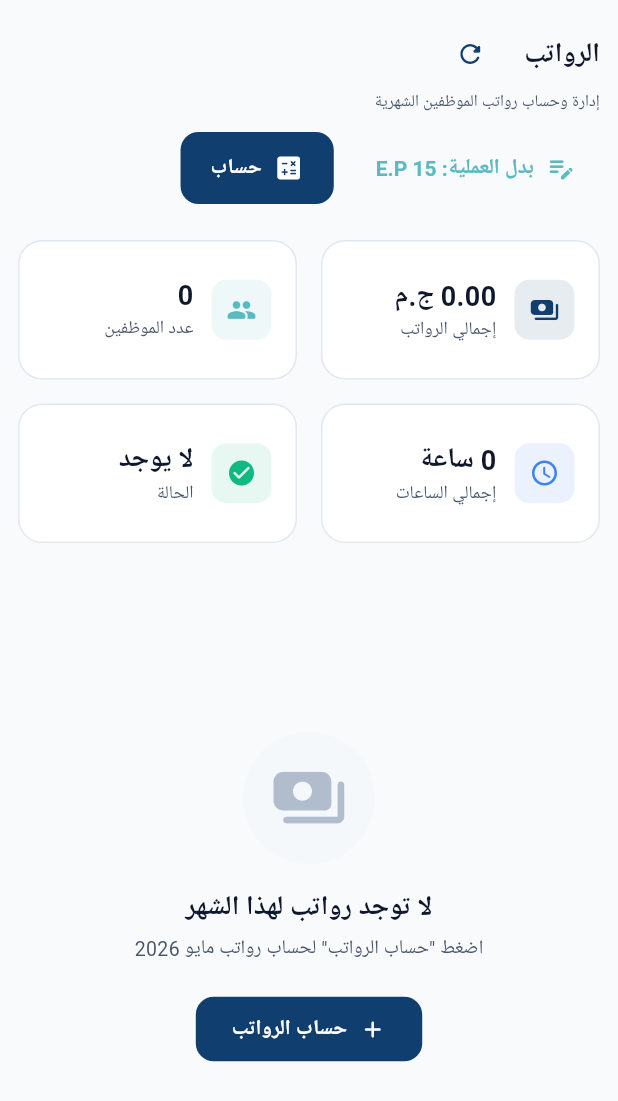
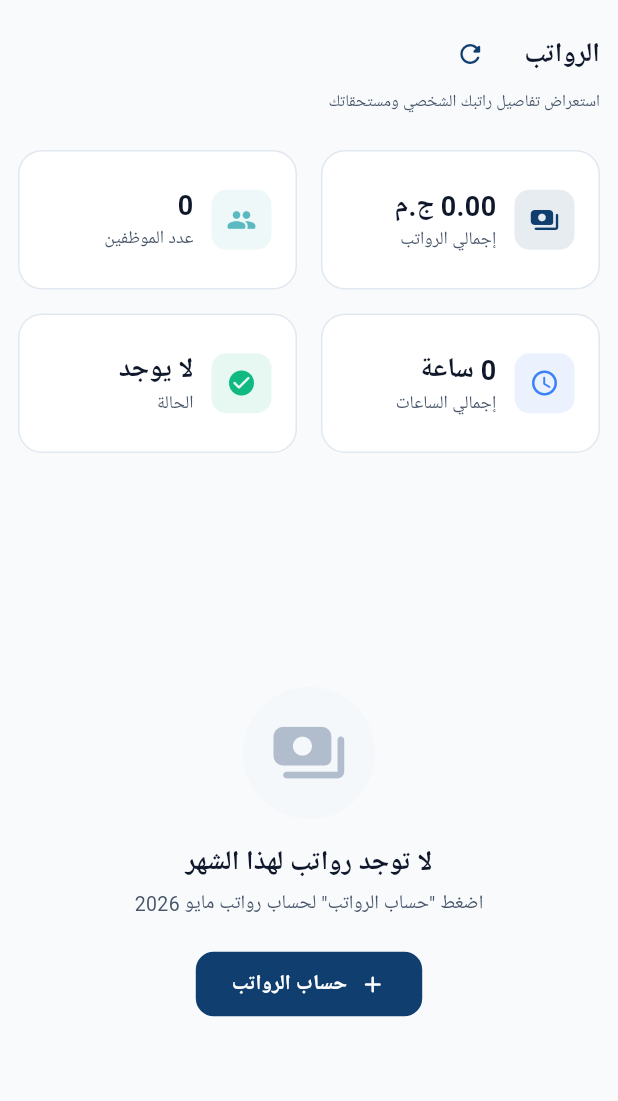
Before and after one commit to Desha29/new_care, a Flutter app: the PayrollScreen screen opened directly, on a phone screen of 412 x 824 dp. Shown: the top 1101 px of the screen. Run offline on Flutter 3.47's test engine with Material 3 defaults, Android fonts, the phone set to English and light mode, and no system bars; our stand-ins replace cloud_firestore, connectivity_plus, equatable, firebase_auth, firebase_core, firebase_messaging and 10 more; missing offline and left inert: arabic_reshaper, local_notifier, mobile_scanner, window_manager; accounts and stored records are empty; network calls fail.

Commit message:
feat: implement attendance tracking, payroll features, and dashboard integration with reactive real-time updates

```diff
--- a/lib/core/widgets/sidebar_widget.dart
+++ b/lib/core/widgets/sidebar_widget.dart
@@ -80,6 +80,7 @@ class _SidebarWidgetState extends State<SidebarWidget> {
     'المالية والرواتب',
     _SidebarItem(icon: Icons.account_balance_rounded, label: 'المالية', index: 5, roles: ['admin', 'super_admin']),
     _SidebarItem(icon: Icons.payments_rounded, label: 'الرواتب', index: 6, roles: ['admin', 'super_admin']),
+    _SidebarItem(icon: Icons.payments_rounded, label: 'راتبي الشخصي', index: 6, roles: ['nurse']),
 
     'النظام والتقارير',
     _SidebarItem(icon: Icons.assessment_rounded, label: 'التقارير', index: 7, roles: ['admin', 'super_admin']),
--- a/lib/features/attendance/domain/repositories/attendance_repository.dart
+++ b/lib/features/attendance/domain/repositories/attendance_repository.dart
@@ -62,5 +62,5 @@ abstract class IAttendanceRepository {
   // === Analytics ===
 
   /// جلب إحصائيات الحضور للأيام الأخيرة - Get attendance stats for last X days
-  Future<Map<DateTime, int>> getAttendanceStats({int days = 7});
+  Future<Map<DateTime, int>> getAttendanceStats({int days = 7, String? userId});
 }
--- a/lib/features/dashboard/domain/repositories/dashboard_repository.dart
+++ b/lib/features/dashboard/domain/repositories/dashboard_repository.dart
@@ -10,7 +10,7 @@ abstract class IDashboardRepository {
   Future<Map<String, dynamic>> getNurseDashboardStats(String nurseId, {DateTime? date});
 
   /// بيانات الرسم البياني للأسبوع - Weekly chart data
-  Future<Map<String, List<double>>> getDashboardChartData();
+  Future<Map<String, List<double>>> getDashboardChartData({String? nurseId});
 
   /// قائمة الحالات الأخيرة - Recent cases
   Future<List<CaseModel>> getRecentCases(int limit);
--- a/lib/features/dashboard/presentation/cubit/dashboard_cubit.dart
+++ b/lib/features/dashboard/presentation/cubit/dashboard_cubit.dart
@@ -53,7 +53,7 @@ class DashboardCubit extends Cubit<DashboardState> {
         date: targetDate,
       );
       final chartData = await _dashboardRepository
-          .getDashboardChartData(); // Usually for trend, can stay same or be monthly
+          .getDashboardChartData(nurseId: null); // All data for admin
       final recentCases = await _dashboardRepository.getRecentCases(5);
       final activeStaff = await _dashboardRepository
           .getActiveStaff(); // Active staff is usually current, but could be filtered
@@ -96,10 +96,12 @@ class DashboardCubit extends Cubit<DashboardState> {
         date: targetDate,
       );
 
+      final chartData = await _dashboardRepository.getDashboardChartData(nurseId: nurseId);
+
       emit(
         DashboardLoaded(
           stats: stats,
-          chartData: const {},
+          chartData: chartData,
           recentCases: const [],
           activeStaff: const [],
           selectedDate: targetDate,
--- a/lib/features/dashboard/presentation/screens/nurse_dashboard_screen.dart
+++ b/lib/features/dashboard/presentation/screens/nurse_dashboard_screen.dart
@@ -17,6 +17,7 @@ import 'package:new_care/features/attendance/presentation/widgets/attendance_sca
 import 'package:new_care/features/attendance/presentation/cubit/attendance_cubit.dart';
 import 'package:new_care/features/attendance/presentation/cubit/attendance_state.dart';
 import '../../../../core/services/local/sqlite_service.dart';
+import '../widgets/dashboard_weekly_chart.dart';
 
 class NurseDashboardScreen extends StatefulWidget {
   const NurseDashboardScreen({super.key});
@@ -103,6 +104,11 @@ class _NurseDashboardScreenState extends State<NurseDashboardScreen> {
                             builder: (context, state) {
                               return _buildAttendanceStatus(state);
                             },
+                          ),
+                          const SizedBox(height: 24),
+                          // Weekly Chart
+                          DashboardWeeklyChart(
+                            weeklyCounts: state.chartData['counts'] ?? List.filled(7, 0.0),
                           ),
                           const SizedBox(height: 24),
                           // Reactive Today's Schedule
--- a/lib/features/payroll/presentation/screens/payroll_screen.dart
+++ b/lib/features/payroll/presentation/screens/payroll_screen.dart
@@ -109,13 +109,16 @@ class _PayrollScreenState extends State<PayrollScreen> {
               ],
             ),
             Text(
-              'إدارة وحساب رواتب الموظفين الشهرية',
+              (context.read<AuthCubit>().currentUser?.role.isAdmin ?? false)
+                ? 'إدارة وحساب رواتب الموظفين الشهرية'
+                : 'استعراض تفاصيل راتبك الشخصي ومستحقاتك',
               style: AppTypography.pageSubtitle.copyWith(
                 fontSize: ResponsiveHelper.getSubtitleFontSize(context),
               ),
             ),
           ],
         ),
+        if (context.read<AuthCubit>().currentUser?.role.isAdmin ?? false)
           Row(
             mainAxisSize: MainAxisSize.min,
             children: [
@@ -391,8 +394,22 @@ class _PayrollScreenState extends State<PayrollScreen> {
       // Desktop layout: show table full width and use Dialog for details
       final isDesktop = ResponsiveHelper.isDesktop(context);
 
+      final user = context.read<AuthCubit>().currentUser;
+      final isAdmin = user?.role.isAdmin ?? false;
+      final filteredPayrolls = isAdmin
+          ? state.payrolls
+          : state.payrolls.where((p) => p.userId == user?.id).toList();
+
+      if (filteredPayrolls.isEmpty && !isAdmin) {
+         return EmptyStateWidget(
+           icon: Icons.payments_rounded,
+           title: 'لا يوجد بيانات راتب لك هذا الشهر',
+           subtitle: 'سيقوم المسؤول بحساب الرواتب فور انتهاء الشهر',
+         );
+      }
+
       return PayrollTable(
-        payrolls: state.payrolls,
+        payrolls: filteredPayrolls,
         selectedId: _selectedPayroll?.id,
         topToolbar: _buildMonthSelector(),
         onSelect: (p) {
@@ -403,8 +420,8 @@ class _PayrollScreenState extends State<PayrollScreen> {
             _showPayrollDetailSheet(context, p);
           }
         },
-        onApprove: (p) => context.read<PayrollCubit>().approvePayroll(p.id),
-        onPay: (p) => context.read<PayrollCubit>().markAsPaid(p.id),
+        onApprove: isAdmin ? (p) => context.read<PayrollCubit>().approvePayroll(p.id) : null,
+        onPay: isAdmin ? (p) => context.read<PayrollCubit>().markAsPaid(p.id) : null,
       );
     }
     return const SizedBox.shrink();
```
Also changed, not shown: lib/features/attendance/data/repositories/attendance_repository_impl.dart (+8 -4 lines), lib/features/attendance/presentation/cubit/attendance_cubit.dart (+13 -8 lines), lib/features/attendance/presentation/screens/attendance_screen.dart (+12 -2 lines), lib/features/attendance/presentation/widgets/attendance_table.dart (+19 -8 lines), lib/features/cases/presentation/widgets/cases_header.dart (+65 -19 lines), lib/features/dashboard/data/repositories/dashboard_repository_impl.dart (+18 -2 lines), lib/features/payroll/presentation/widgets/payroll_table.dart (+9 -9 lines). Lines whose indentation alone changed are shown as unchanged.
